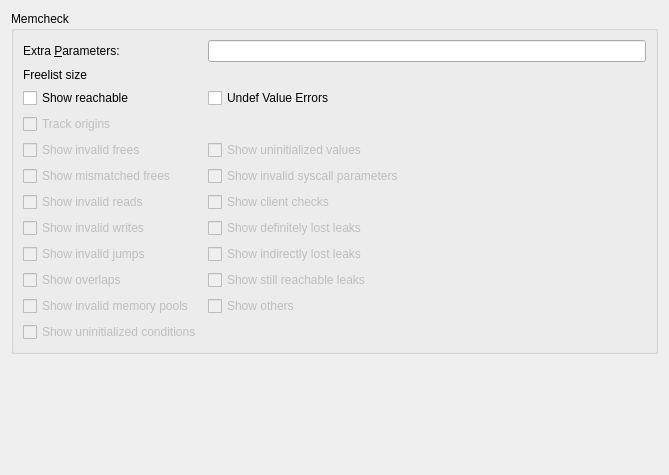
Before: the Qt Designer form config/ui/memcheckconfig.ui in KDE/kdev-valgrind, drawn with Qt 5.
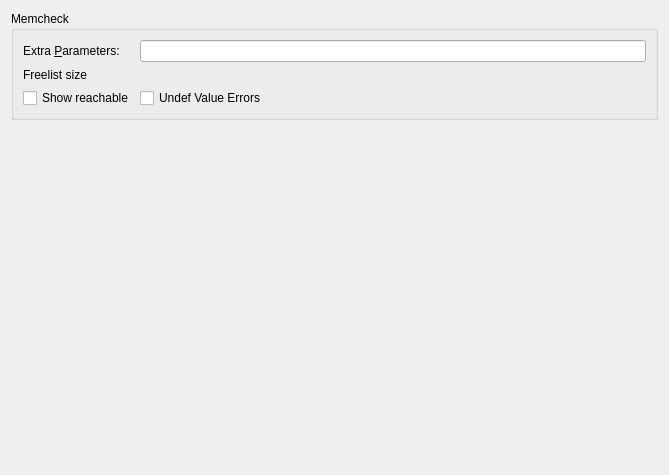
After: the same form once the commit is applied. Custom widgets are drawn as their Qt base class.

Commit message: remove unused options, change some default value

Diff of the .ui file:
```diff
--- a/config/ui/memcheckconfig.ui
+++ b/config/ui/memcheckconfig.ui
@@ -56,171 +56,6 @@
         </property>
        </widget>
       </item>
-      <item row="8" column="0">
-       <widget class="QCheckBox" name="showInvalidFree">
-        <property name="enabled">
-         <bool>false</bool>
-        </property>
-        <property name="toolTip">
-         <string>Wheter or not to trace invalid frees (call to free on a non-allocated address)</string>
-        </property>
-        <property name="text">
-         <string>Show invalid frees</string>
-        </property>
-       </widget>
-      </item>
-      <item row="8" column="1">
-       <widget class="QCheckBox" name="showUninitValue">
-        <property name="enabled">
-         <bool>false</bool>
-        </property>
-        <property name="text">
-         <string>Show uninitialized values</string>
-        </property>
-       </widget>
-      </item>
-      <item row="9" column="0">
-       <widget class="QCheckBox" name="showMismatchedFree">
-        <property name="enabled">
-         <bool>false</bool>
-        </property>
-        <property name="toolTip">
-         <string>Wheter or not to trace mismatched frees (for example, trying to call free on an area allocated with new)</string>
-        </property>
-        <property name="text">
-         <string>Show mismatched frees</string>
-        </property>
-       </widget>
-      </item>
-      <item row="9" column="1">
-       <widget class="QCheckBox" name="showSyscallParam">
-        <property name="enabled">
-         <bool>false</bool>
-        </property>
-        <property name="text">
-         <string>Show invalid syscall parameters</string>
-        </property>
-       </widget>
-      </item>
-      <item row="10" column="0">
-       <widget class="QCheckBox" name="showInvalidRead">
-        <property name="enabled">
-         <bool>false</bool>
-        </property>
-        <property name="toolTip">
-         <string>Wheter or not to trace invalid reads (dereferencing of a non-allocated address)</string>
-        </property>
-        <property name="text">
-         <string>Show invalid reads</string>
-        </property>
-       </widget>
-      </item>
-      <item row="10" column="1">
-       <widget class="QCheckBox" name="showClientCheck">
-        <property name="enabled">
-         <bool>false</bool>
-        </property>
-        <property name="text">
-         <string>Show client checks</string>
-        </property>
-       </widget>
-      </item>
-      <item row="11" column="0">
-       <widget class="QCheckBox" name="showInvalidWrite">
-        <property name="enabled">
-         <bool>false</bool>
-        </property>
-        <property name="toolTip">
-         <string>Wheter or not to trace invalid writes (writing to a non-allocated address)</string>
-        </property>
-        <property name="text">
-         <string>Show invalid writes</string>
-        </property>
-       </widget>
-      </item>
-      <item row="11" column="1">
-       <widget class="QCheckBox" name="showLeakDefinitelyLost">
-        <property name="enabled">
-         <bool>false</bool>
-        </property>
-        <property name="text">
-         <string>Show definitely lost leaks</string>
-        </property>
-       </widget>
-      </item>
-      <item row="12" column="0">
-       <widget class="QCheckBox" name="showInvalidJump">
-        <property name="enabled">
-         <bool>false</bool>
-        </property>
-        <property name="toolTip">
-         <string>Wheter or not to trace invalid jumps (call to an invalid pointer of function for example)</string>
-        </property>
-        <property name="text">
-         <string>Show invalid jumps</string>
-        </property>
-       </widget>
-      </item>
-      <item row="12" column="1">
-       <widget class="QCheckBox" name="showLeakIndirectlyLost">
-        <property name="enabled">
-         <bool>false</bool>
-        </property>
-        <property name="text">
-         <string>Show indirectly lost leaks</string>
-        </property>
-       </widget>
-      </item>
-      <item row="13" column="0">
-       <widget class="QCheckBox" name="showOverlap">
-        <property name="enabled">
-         <bool>false</bool>
-        </property>
-        <property name="text">
-         <string>Show overlaps</string>
-        </property>
-       </widget>
-      </item>
-      <item row="13" column="1">
-       <widget class="QCheckBox" name="showLeakStillReachable">
-        <property name="enabled">
-         <bool>false</bool>
-        </property>
-        <property name="text">
-         <string>Show still reachable leaks</string>
-        </property>
-       </widget>
-      </item>
-      <item row="14" column="0">
-       <widget class="QCheckBox" name="showInvalidMemPool">
-        <property name="enabled">
-         <bool>false</bool>
-        </property>
-        <property name="text">
-         <string>Show invalid memory pools</string>
-        </property>
-       </widget>
-      </item>
-      <item row="14" column="1">
-       <widget class="QCheckBox" name="showOthers">
-        <property name="enabled">
-         <bool>false</bool>
-        </property>
-        <property name="text">
-         <string>Show others</string>
-        </property>
-       </widget>
-      </item>
-      <item row="15" column="0">
-       <widget class="QCheckBox" name="showUninitCondition">
-        <property name="enabled">
-         <bool>false</bool>
-        </property>
-        <property name="text">
-         <string>Show uninitialized conditions</string>
-        </property>
-       </widget>
-      </item>
       <item row="4" column="0">
        <widget class="QCheckBox" name="showReachable">
         <property name="toolTip">
@@ -236,23 +71,6 @@
         </property>
        </widget>
       </item>
-      <item row="5" column="0">
-       <widget class="QCheckBox" name="trackOrigins">
-        <property name="enabled">
-         <bool>false</bool>
-        </property>
-        <property name="toolTip">
-         <string>&lt;!DOCTYPE HTML PUBLIC &quot;-//W3C//DTD HTML 4.0//EN&quot; &quot;http://www.w3.org/TR/REC-html40/strict.dtd&quot;&gt;
-&lt;html&gt;&lt;head&gt;&lt;meta name=&quot;qrichtext&quot; content=&quot;1&quot; /&gt;&lt;style type=&quot;text/css&quot;&gt;
-p, li { white-space: pre-wrap; }
-&lt;/style&gt;&lt;/head&gt;&lt;body style=&quot; font-family:'Cantarell'; font-size:11pt; font-weight:400; font-style:normal;&quot;&gt;
-&lt;p style=&quot; margin-top:0px; margin-bottom:0px; margin-left:0px; margin-right:0px; -qt-block-indent:0; text-indent:0px;&quot;&gt;&lt;span style=&quot; font-family:'Arial,Geneva,Helvetica,sans-serif'; font-size:medium; color:#202020;&quot;&gt;Controls whether Memcheck tracks the origin of uninitialised values.&lt;/span&gt;&lt;/p&gt;&lt;/body&gt;&lt;/html&gt;</string>
-        </property>
-        <property name="text">
-         <string>Track origins</string>
-        </property>
-       </widget>
-      </item>
       <item row="4" column="1">
        <widget class="QCheckBox" name="undefValueErrors">
         <property name="enabled">
```
The commit also changes 2 other files.
